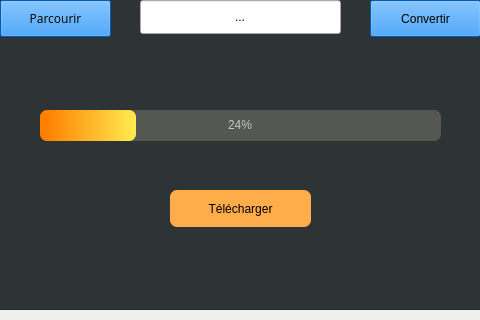
Before: the Qt Designer form modules/ui/qt_ui/mainwindow.ui in cloud441/Procerfa, drawn with Qt 5; both pictures show x 190 to 670 and y 330 to 650 of the 841 by 650 pixel window.
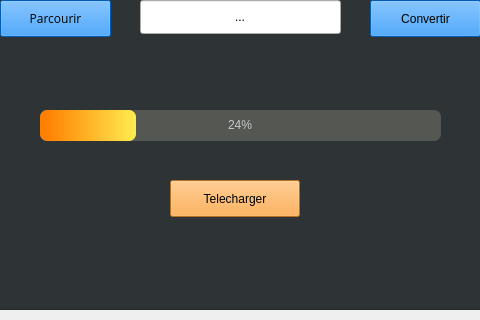
After: the same form once the commit is applied.

Commit message: [UI]: update download button

The edit to the form file:
```diff
--- a/modules/ui/qt_ui/mainwindow.ui
+++ b/modules/ui/qt_ui/mainwindow.ui
@@ -112,25 +112,6 @@
        <set>Qt::AlignCenter</set>
       </property>
      </widget>
-     <widget class="QPushButton" name="button_download">
-      <property name="geometry">
-       <rect>
-        <x>350</x>
-        <y>510</y>
-        <width>141</width>
-        <height>37</height>
-       </rect>
-      </property>
-      <property name="styleSheet">
-       <string notr="true">border-radius: 7px;
-
-background-color: rgb(255, 172, 74);
-</string>
-      </property>
-      <property name="text">
-       <string>Télécharger</string>
-      </property>
-     </widget>
      <widget class="QLabel" name="Title">
       <property name="geometry">
        <rect>
@@ -175,6 +156,22 @@
        <string>Convertir</string>
       </property>
      </widget>
+     <widget class="QPushButton" name="button_download">
+      <property name="geometry">
+       <rect>
+        <x>350</x>
+        <y>500</y>
+        <width>130</width>
+        <height>37</height>
+       </rect>
+      </property>
+      <property name="styleSheet">
+       <string notr="true">background-color: rgb(252, 158, 48);</string>
+      </property>
+      <property name="text">
+       <string>Telecharger</string>
+      </property>
+     </widget>
     </widget>
    </item>
   </layout>
```
